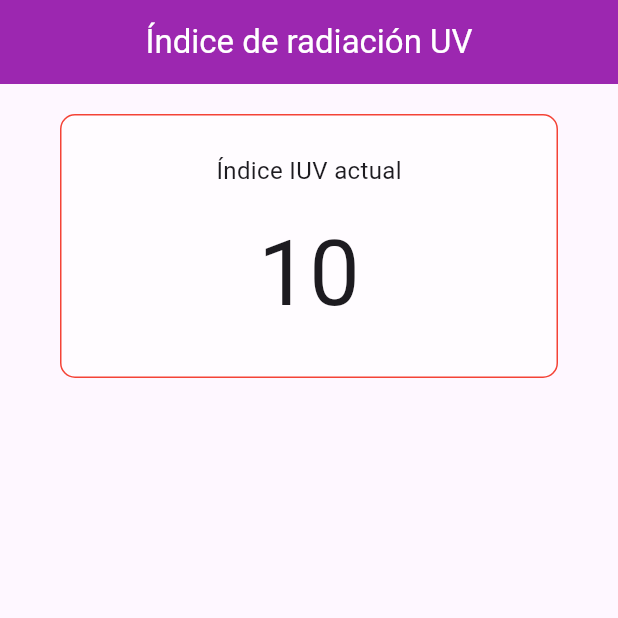
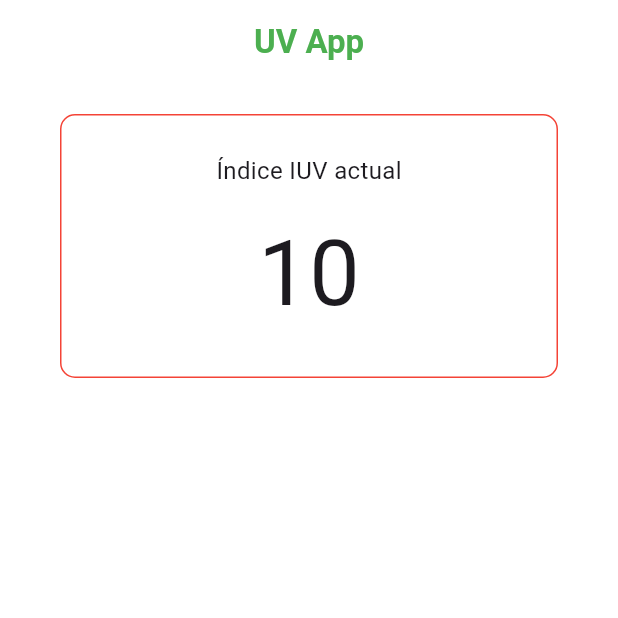
Before and after one commit to JoseYe628/uv_sensor_app, a Flutter app: the screen it shows after launch, on a phone screen of 412 x 824 dp, the top half of it. Run offline on Flutter 3.47's test engine with Material 3 defaults, Android fonts, the phone set to English and light mode, and no system bars; our stand-ins replace firebase_core, firebase_database; accounts and stored records are empty.

Commit message:
Diseño de AppBar de la aplicación

```diff
--- a/lib/screens/home_screen.dart
+++ b/lib/screens/home_screen.dart
@@ -8,10 +8,11 @@ class HomeScreen extends StatelessWidget {
   @override
   Widget build(BuildContext context){
     return Scaffold(
+      backgroundColor: Colors.white,
       appBar: AppBar(
-        title: Text("Índice de radiación UV", style: TextStyle(color: Colors.white),),
+        title: Text("UV App", style: TextStyle(color: Colors.green, fontWeight: FontWeight.bold)),
         centerTitle: true,
-        backgroundColor: Colors.purple,
+        backgroundColor: Colors.white,
       ),
       body: Column(
         crossAxisAlignment: CrossAxisAlignment.center,
```
